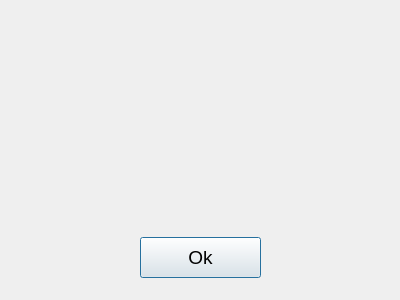
Above: res/design/dialog.ui from Xelopat/python_vk_mems before the change. Below: the same form after it.
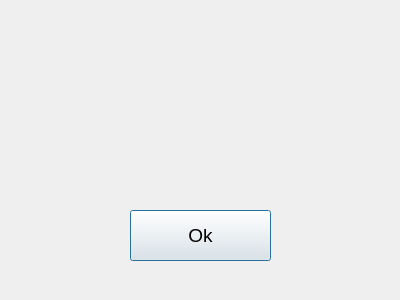
That is the form after the change.

Diff of the .ui file:
```diff
--- a/res/design/dialog.ui
+++ b/res/design/dialog.ui
@@ -13,18 +13,36 @@
   <property name="windowTitle">
    <string>Dialog</string>
   </property>
+  <widget class="QPushButton" name="ok">
+   <property name="geometry">
+    <rect>
+     <x>130</x>
+     <y>210</y>
+     <width>141</width>
+     <height>51</height>
+    </rect>
+   </property>
+   <property name="font">
+    <font>
+     <pointsize>14</pointsize>
+    </font>
+   </property>
+   <property name="text">
+    <string>Ok</string>
+   </property>
+  </widget>
   <widget class="QLabel" name="label">
    <property name="geometry">
     <rect>
-     <x>20</x>
-     <y>90</y>
-     <width>361</width>
-     <height>81</height>
+     <x>130</x>
+     <y>100</y>
+     <width>141</width>
+     <height>31</height>
     </rect>
    </property>
    <property name="font">
     <font>
-     <pointsize>16</pointsize>
+     <pointsize>14</pointsize>
     </font>
    </property>
    <property name="text">
@@ -34,24 +52,6 @@
     <set>Qt::AlignCenter</set>
    </property>
   </widget>
-  <widget class="QPushButton" name="ok">
-   <property name="geometry">
-    <rect>
-     <x>140</x>
-     <y>237</y>
-     <width>121</width>
-     <height>41</height>
-    </rect>
-   </property>
-   <property name="font">
-    <font>
-     <pointsize>14</pointsize>
-    </font>
-   </property>
-   <property name="text">
-    <string>Ok</string>
-   </property>
-  </widget>
  </widget>
  <resources/>
  <connections/>
```
